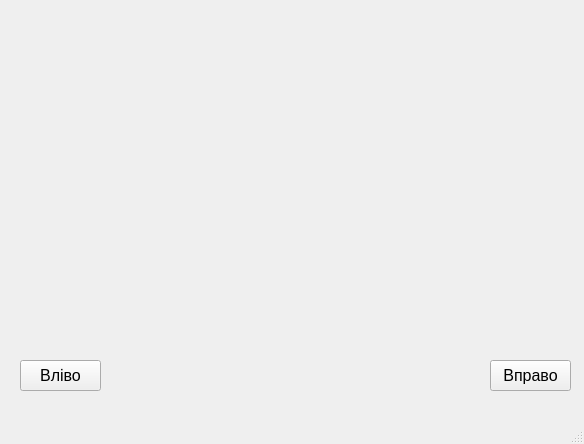
Old version of the form algorithms.ui in the repository MyNameIsLiza/CourseWork.
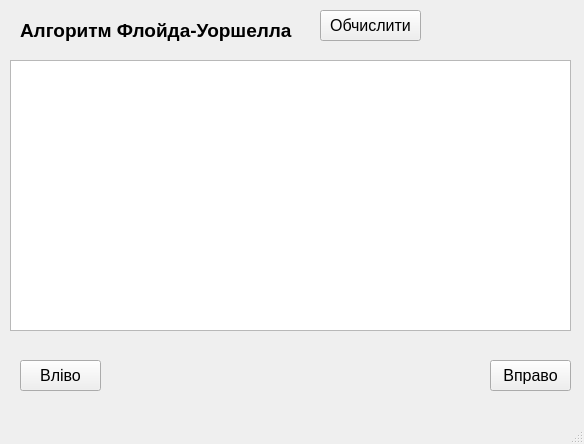
New version of the form. The open tabs and pages were chosen to show the change. Icons and pictures are not drawn.

Commit message: +Алгоритм Флойда – Уоршелла, виконані декотрі косметичні правки

```diff
--- a/algorithms.ui
+++ b/algorithms.ui
@@ -135,7 +135,56 @@
       </property>
      </widget>
     </widget>
-    <widget class="QWidget" name="page_3"/>
+    <widget class="QWidget" name="page_3">
+     <widget class="QLabel" name="label_3">
+      <property name="geometry">
+       <rect>
+        <x>20</x>
+        <y>20</y>
+        <width>291</width>
+        <height>21</height>
+       </rect>
+      </property>
+      <property name="font">
+       <font>
+        <pointsize>14</pointsize>
+        <weight>75</weight>
+        <bold>true</bold>
+       </font>
+      </property>
+      <property name="text">
+       <string>Алгоритм Флойда-Уоршелла</string>
+      </property>
+     </widget>
+     <widget class="QTableWidget" name="tableWidget_3">
+      <property name="geometry">
+       <rect>
+        <x>10</x>
+        <y>60</y>
+        <width>561</width>
+        <height>271</height>
+       </rect>
+      </property>
+     </widget>
+     <widget class="QPushButton" name="pushButton_3">
+      <property name="geometry">
+       <rect>
+        <x>320</x>
+        <y>10</y>
+        <width>101</width>
+        <height>31</height>
+       </rect>
+      </property>
+      <property name="font">
+       <font>
+        <pointsize>12</pointsize>
+       </font>
+      </property>
+      <property name="text">
+       <string>Обчислити</string>
+      </property>
+     </widget>
+    </widget>
    </widget>
    <widget class="QPushButton" name="pushButton_left">
     <property name="geometry">
```
Left out of the diff: 39 changed lines with no effect on the pictures. The commit also changes 3 other files.
